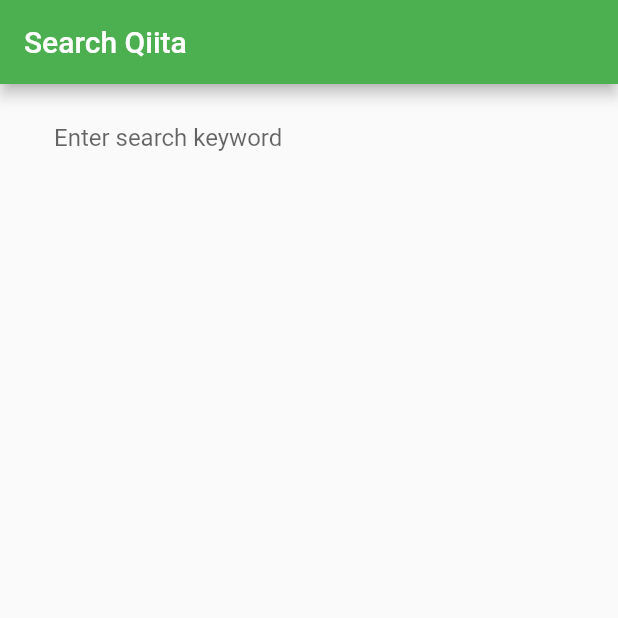
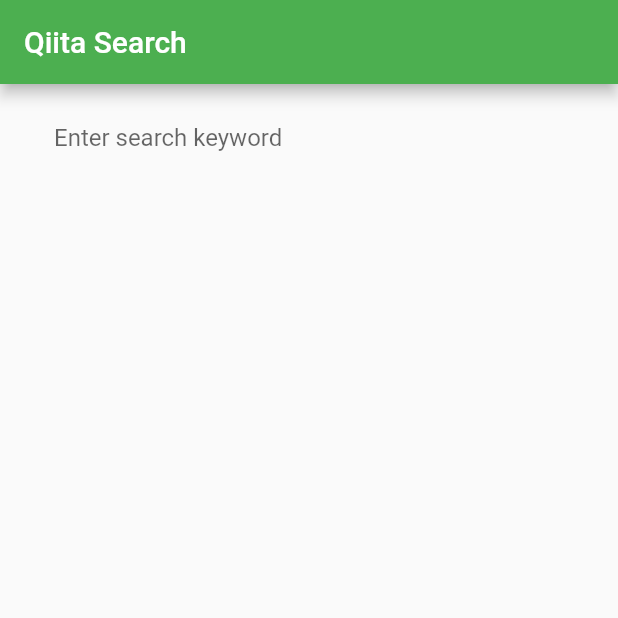
Before and after one commit to heyhey1028/flutter_expansion, a Flutter app: the screen it shows after launch, on a phone screen of 412 x 824 dp, the top half of it. Run offline on Flutter 3.47's test engine with Material 2 defaults, Android fonts, the light colour scheme and no system bars; our stand-ins replace flutter_dotenv, webview_flutter.

Commit message:
update qiita_search

```diff
--- a/qiita_search/lib/main.dart
+++ b/qiita_search/lib/main.dart
@@ -1,7 +1,9 @@
 import 'package:flutter/material.dart';
-import 'package:qiita_search/pages/home_page.dart';
+import 'package:flutter_dotenv/flutter_dotenv.dart';
+import 'package:qiita_search/screens/home_screen.dart';
 
-void main() {
+Future<void> main() async {
+  await dotenv.load(fileName: '.env');
   runApp(const MyApp());
 }
 
@@ -11,11 +13,11 @@
   @override
   Widget build(BuildContext context) {
     return MaterialApp(
-      title: 'Flutter Demo',
+      title: 'Qiita Search',
       theme: ThemeData(
         primarySwatch: Colors.green,
       ),
-      home: const MyHomePage(title: 'Search Qiita'),
+      home: const HomeScreen(title: 'Qiita Search'),
     );
   }
 }
--- /dev/null
+++ b/qiita_search/lib/models/article.dart
@@ -0,0 +1,24 @@
+import 'package:qiita_search/models/user.dart';
+
+class Article {
+  final String title;
+  final String url;
+  final User user;
+  final String body;
+
+  Article({
+    required this.title,
+    required this.url,
+    required this.user,
+    required this.body,
+  });
+
+  factory Article.fromJson(Map<String, dynamic> json) {
+    return Article(
+      title: json['title'],
+      url: json['url'],
+      user: User.fromJson(json['user']),
+      body: json['rendered_body'],
+    );
+  }
+}
--- /dev/null
+++ b/qiita_search/lib/models/user.dart
@@ -0,0 +1,16 @@
+class User {
+  final String id;
+  final String iconUrl;
+
+  User({
+    required this.id,
+    required this.iconUrl,
+  });
+
+  factory User.fromJson(Map<String, dynamic> json) {
+    return User(
+      id: json['id'],
+      iconUrl: json['profile_image_url'],
+    );
+  }
+}
--- a/qiita_search/lib/pages/home_page.dart
+++ /dev/null
@@ -1,51 +0,0 @@
-import 'package:flutter/material.dart';
-
-class MyHomePage extends StatefulWidget {
-  const MyHomePage({super.key, required this.title});
-
-  final String title;
-
-  @override
-  State<MyHomePage> createState() => _MyHomePageState();
-}
-
-class _MyHomePageState extends State<MyHomePage> {
-  String searchText = '';
-  late TextEditingController controller;
-
-  @override
-  void initState() {
-    controller = TextEditingController();
-    super.initState();
-  }
-
-  @override
-  Widget build(BuildContext context) {
-    return Scaffold(
-      appBar: AppBar(
-        title: Text(widget.title),
-      ),
-      body: Column(
-        mainAxisAlignment: MainAxisAlignment.start,
-        children: <Widget>[
-          Padding(
-            padding: const EdgeInsets.symmetric(
-              vertical: 12,
-              horizontal: 36,
-            ),
-            child: TextField(
-              controller: controller,
-              decoration: const InputDecoration(
-                border: InputBorder.none,
-                hintText: 'Enter search keyword',
-              ),
-              onChanged: (value) {
-                setState(() => searchText = value);
-              },
-            ),
-          )
-        ],
-      ),
-    );
-  }
-}
--- /dev/null
+++ b/qiita_search/lib/screens/home_screen.dart
@@ -0,0 +1,90 @@
+import 'package:flutter/material.dart';
+import 'package:flutter_dotenv/flutter_dotenv.dart';
+import 'package:http/http.dart' as http;
+import 'package:qiita_search/components/article_container.dart';
+import 'dart:convert' as convert;
+
+import 'package:qiita_search/models/article.dart';
+
+class HomeScreen extends StatefulWidget {
+  const HomeScreen({super.key, required this.title});
+
+  final String title;
+
+  @override
+  State<HomeScreen> createState() => _HomeScreenState();
+}
+
+class _HomeScreenState extends State<HomeScreen> {
+  String searchText = '';
+  List<Article> articles = [];
+  late TextEditingController controller;
+
+  @override
+  void initState() {
+    controller = TextEditingController();
+    super.initState();
+  }
+
+  @override
+  Widget build(BuildContext context) {
+    return Scaffold(
+      appBar: AppBar(
+        title: Text(widget.title),
+      ),
+      body: Column(
+        mainAxisAlignment: MainAxisAlignment.start,
+        mainAxisSize: MainAxisSize.min,
+        children: <Widget>[
+          Padding(
+            padding: const EdgeInsets.symmetric(
+              vertical: 12,
+              horizontal: 36,
+            ),
+            child: TextField(
+              controller: controller,
+              decoration: const InputDecoration(
+                border: InputBorder.none,
+                hintText: 'Enter search keyword',
+              ),
+              onChanged: (value) {
+                setState(() => searchText = value);
+              },
+              onSubmitted: ((value) async {
+                final result = await searchQiita(value);
+
+                setState(() => articles = result);
+              }),
+            ),
+          ),
+          Expanded(
+            child: ListView(
+              children: articles
+                  .map((article) => ArticleContainer(article: article))
+                  .toList(),
+            ),
+          )
+        ],
+      ),
+    );
+  }
+
+  Future<List<Article>> searchQiita(String keyword) async {
+    final String token = dotenv.env['QIITA_API_TOKEN'] ?? '';
+    final url = Uri.https('qiita.com', '/api/v2/items', {
+      'query': 'title:$keyword',
+      'per_page': '5',
+    });
+
+    final res = await http.get(url, headers: {
+      'Authorization': 'Bearer $token',
+    });
+
+    if (res.statusCode == 200) {
+      List<dynamic> jsonResponse = convert.jsonDecode(res.body);
+      return jsonResponse.map((json) => Article.fromJson(json)).toList();
+    } else {
+      return [];
+    }
+  }
+}
```
Also changed, not shown: qiita_search/lib/components/article_container.dart (added, +47 -0 lines), qiita_search/lib/screens/article_screen.dart (added, +22 -0 lines), qiita_search/pubspec.yaml (+6 -69 lines), qiita_search/lib/pages/article_page.dart (deleted), qiita_search/pubspec.lock, 6 other files.
